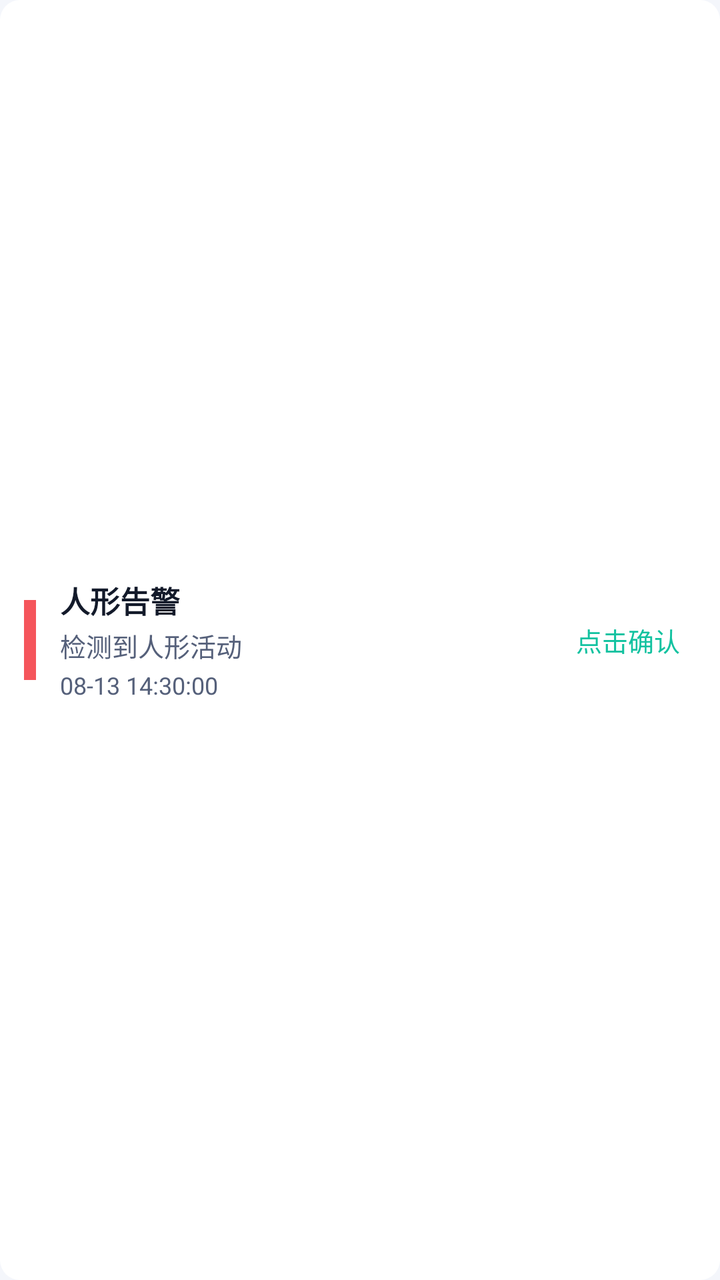
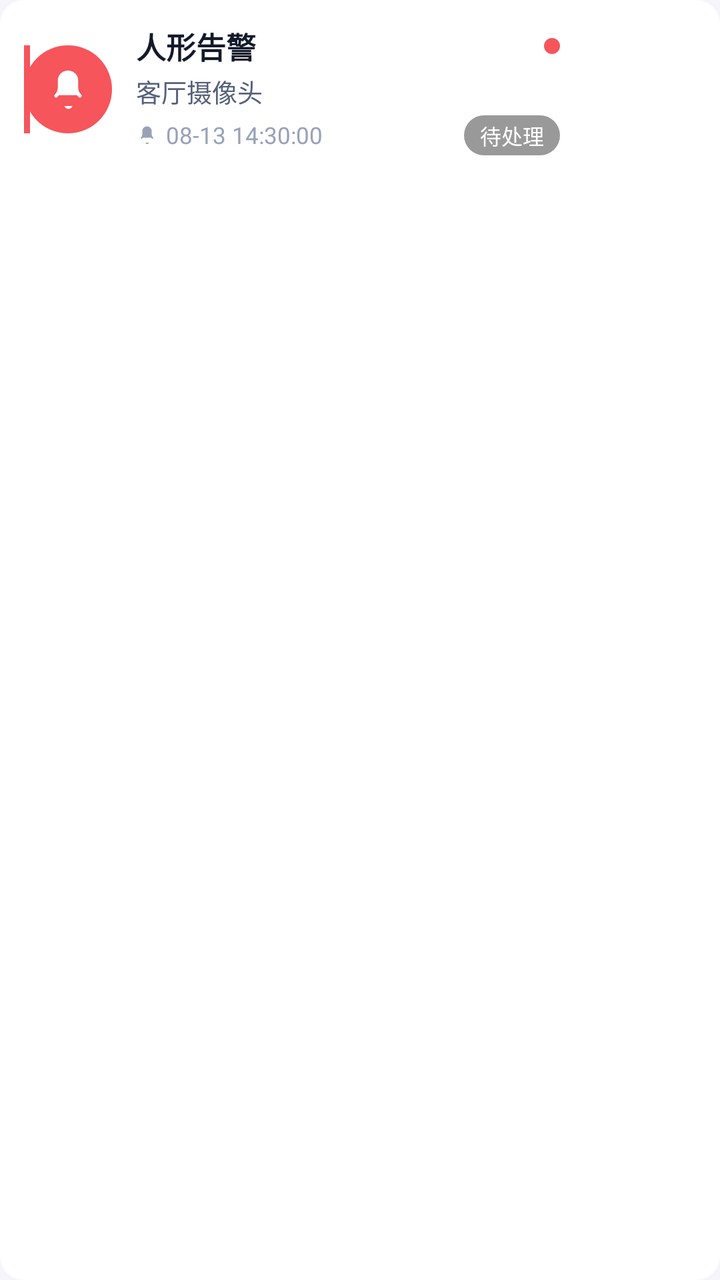

Compare the two renders of this Android layout. The source of the first and the diff that turns it into the second are given below.
<!-- AndroidManifest.xml: application theme Theme.CameraManager -->
<!-- res/layout/item_alarm.xml -->
<?xml version="1.0" encoding="utf-8"?>
<LinearLayout xmlns:android="http://schemas.android.com/apk/res/android"
    android:layout_width="match_parent" android:layout_height="wrap_content"
    android:orientation="horizontal" android:padding="12dp"
    android:background="@drawable/bg_card_rounded" android:layout_margin="6dp"
    android:gravity="center_vertical">

    <View android:layout_width="6dp" android:layout_height="40dp"
        android:background="@color/alarm_red" android:layout_marginEnd="12dp"/>

    <LinearLayout android:layout_width="0dp" android:layout_height="wrap_content"
        android:layout_weight="1" android:orientation="vertical">
        <TextView android:id="@+id/alarmType"
            android:layout_width="wrap_content" android:layout_height="wrap_content"
            android:textColor="@color/text_primary" android:textSize="15sp"
            android:textStyle="bold" android:text="人形告警"/>
        <TextView android:id="@+id/alarmMsg"
            android:layout_width="wrap_content" android:layout_height="wrap_content"
            android:layout_marginTop="2dp" android:textColor="@color/text_secondary"
            android:textSize="13sp" android:text="检测到人形活动"/>
        <TextView android:id="@+id/alarmTime"
            android:layout_width="wrap_content" android:layout_height="wrap_content"
            android:layout_marginTop="2dp" android:textColor="@color/text_secondary"
            android:textSize="12sp" android:text="08-13 14:30:00"/>
    </LinearLayout>

    <TextView android:id="@+id/alarmAck"
        android:layout_width="wrap_content" android:layout_height="wrap_content"
        android:padding="8dp" android:textColor="@color/brand_accent"
        android:textSize="13sp" android:text="点击确认"/>
</LinearLayout>
<!-- resources referenced by this layout -->
<resources>
  <color name="alarm_red">@color/error_red</color>
  <color name="brand_accent">#12C2A0</color>
  <color name="text_primary">#131A2A</color>
  <color name="text_secondary">#55607A</color>
  <!-- drawable bg_card_rounded (drawable) -->
  <?xml version="1.0" encoding="utf-8"?>
  <shape xmlns:android="http://schemas.android.com/apk/res/android" android:shape="rectangle">
      <solid android:color="@color/bg_card"/>
      <corners android:radius="10dp"/>
  </shape>
  <style name="Theme.CameraManager" parent="Theme.MaterialComponents.Light.NoActionBar">
          <item name="colorPrimary">@color/brand_primary</item>
          <item name="colorPrimaryVariant">@color/brand_primary_dark</item>
          <item name="colorOnPrimary">@color/white</item>
          <item name="colorSecondary">@color/brand_accent</item>
          <item name="colorOnSecondary">@color/white</item>
          <item name="colorSurface">@color/bg_card</item>
          <item name="colorOnSurface">@color/text_primary</item>
          <item name="colorError">@color/error_red</item>
          <item name="android:colorBackground">@color/bg_page</item>
          <item name="android:windowBackground">@color/bg_page</item>
          <item name="android:statusBarColor" tools:targetApi="l">@color/brand_primary</item>
          <item name="android:windowLightStatusBar" tools:targetApi="23">false</item>
          <item name="android:navigationBarColor" tools:targetApi="21">@color/white</item>
          <item name="android:windowLightNavigationBar" tools:targetApi="27">true</item>
          <item name="materialAlertDialogTheme">@style/AlertDialogLight</item>
      </style>
  <color name="error_red">#F5555B</color>
  <color name="bg_card">#FFFFFF</color>
  <color name="brand_primary">#2B7CFF</color>
  <color name="brand_primary_dark">#1E64D6</color>
  <color name="white">#FFFFFF</color>
  <color name="bg_page">#F4F6FB</color>
  <style name="AlertDialogLight" parent="ThemeOverlay.MaterialComponents.MaterialAlertDialog">
          <item name="android:background">@color/bg_card</item>
          <item name="android:textColorPrimary">@color/text_primary</item>
          <item name="colorSurface">@color/bg_card</item>
      </style>
</resources>

<!-- the commit's change to res/layout/item_alarm.xml (unified diff, before → after) -->
@@ -1,31 +1,88 @@
 <?xml version="1.0" encoding="utf-8"?>
-<LinearLayout xmlns:android="http://schemas.android.com/apk/res/android"
+<com.google.android.material.card.MaterialCardView
+    xmlns:android="http://schemas.android.com/apk/res/android"
+    xmlns:app="http://schemas.android.com/apk/res-auto"
     android:layout_width="match_parent" android:layout_height="wrap_content"
-    android:orientation="horizontal" android:padding="12dp"
-    android:background="@drawable/bg_card_rounded" android:layout_margin="6dp"
-    android:gravity="center_vertical">
+    app:cardBackgroundColor="@color/bg_card"
+    app:cardCornerRadius="12dp" app:cardElevation="0dp" app:strokeWidth="0dp"
+    android:layout_marginHorizontal="4dp" android:layout_marginVertical="5dp">
 
-    <View android:layout_width="6dp" android:layout_height="40dp"
-        android:background="@color/alarm_red" android:layout_marginEnd="12dp"/>
+    <LinearLayout
+        android:layout_width="match_parent" android:layout_height="wrap_content"
+        android:orientation="horizontal" android:padding="12dp"
+        android:gravity="center_vertical">
 
-    <LinearLayout android:layout_width="0dp" android:layout_height="wrap_content"
-        android:layout_weight="1" android:orientation="vertical">
-        <TextView android:id="@+id/alarmType"
-            android:layout_width="wrap_content" android:layout_height="wrap_content"
-            android:textColor="@color/text_primary" android:textSize="15sp"
-            android:textStyle="bold" android:text="人形告警"/>
-        <TextView android:id="@+id/alarmMsg"
-            android:layout_width="wrap_content" android:layout_height="wrap_content"
-            android:layout_marginTop="2dp" android:textColor="@color/text_secondary"
-            android:textSize="13sp" android:text="检测到人形活动"/>
-        <TextView android:id="@+id/alarmTime"
-            android:layout_width="wrap_content" android:layout_height="wrap_content"
-            android:layout_marginTop="2dp" android:textColor="@color/text_secondary"
-            android:textSize="12sp" android:text="08-13 14:30:00"/>
+        
+        <FrameLayout
+            android:layout_width="44dp" android:layout_height="44dp"
+            android:layout_marginEnd="12dp">
+            <View android:layout_width="3dp" android:layout_height="match_parent"
+                android:background="@color/alarm_red"
+                android:layout_gravity="start|center_vertical"/>
+            <ImageView android:id="@+id/alarmIcon"
+                android:layout_width="match_parent" android:layout_height="match_parent"
+                android:src="@drawable/ic_alarm"
+                android:padding="10dp"
+                app:tint="@color/white"
+                android:background="@drawable/bg_oval"
+                android:backgroundTint="@color/alarm_red"/>
+        </FrameLayout>
+
+        <LinearLayout android:layout_width="0dp" android:layout_height="wrap_content"
+            android:layout_weight="1" android:orientation="vertical">
+            <LinearLayout android:layout_width="match_parent" android:layout_height="wrap_content"
+                android:orientation="horizontal" android:gravity="center_vertical">
+                <TextView android:id="@+id/alarmType"
+                    android:layout_width="0dp" android:layout_height="wrap_content"
+                    android:layout_weight="1"
+                    android:textColor="@color/text_primary" android:textSize="15sp"
+                    android:textStyle="bold"
+                    android:maxLines="1" android:ellipsize="end"
+                    android:text="人形告警"/>
+                
+                <View android:id="@+id/alarmUnreadDot"
+                    android:layout_width="8dp" android:layout_height="8dp"
+                    android:background="@drawable/bg_oval"
+                    android:backgroundTint="@color/alarm_red"
+                    android:layout_marginStart="6dp"/>
+            </LinearLayout>
+
+            <TextView android:id="@+id/alarmDevice"
+                android:layout_width="match_parent" android:layout_height="wrap_content"
+                android:layout_marginTop="2dp" android:textColor="@color/text_secondary"
+                android:textSize="12.5sp" android:maxLines="1" android:ellipsize="end"
+                android:text="客厅摄像头"/>
+
+            <LinearLayout android:layout_width="match_parent" android:layout_height="wrap_content"
+                android:orientation="horizontal"
+                android:layout_marginTop="3dp" android:gravity="center_vertical">
+                <ImageView android:layout_width="11dp" android:layout_height="11dp"
+                    android:src="@drawable/ic_alarm"
+                    app:tint="@color/text_tertiary"
+                    android:importantForAccessibility="no"/>
+                <TextView android:id="@+id/alarmTime"
+                    android:layout_width="0dp" android:layout_height="wrap_content"
+                    android:layout_weight="1"
+                    android:layout_marginStart="4dp"
+                    android:textColor="@color/text_tertiary"
+                    android:textSize="11.5sp"
+                    android:text="08-13 14:30:00"/>
+                <TextView android:id="@+id/alarmChip"
+                    android:layout_width="wrap_content" android:layout_height="wrap_content"
+                    android:background="@drawable/bg_status_pill"
+                    android:paddingHorizontal="8dp" android:paddingVertical="2dp"
+                    android:textColor="@color/white"
+                    android:textSize="10.5sp"
+                    android:text="待处理"/>
+            </LinearLayout>
+        </LinearLayout>
+
+        
+        <ImageView android:id="@+id/alarmThumb"
+            android:layout_width="58dp" android:layout_height="58dp"
+            android:layout_marginStart="10dp"
+            android:scaleType="centerCrop"
+            android:background="@drawable/bg_card_rounded"
+            android:contentDescription="告警缩略图"/>
     </LinearLayout>
-
-    <TextView android:id="@+id/alarmAck"
-        android:layout_width="wrap_content" android:layout_height="wrap_content"
-        android:padding="8dp" android:textColor="@color/brand_accent"
-        android:textSize="13sp" android:text="点击确认"/>
-</LinearLayout>
+</com.google.android.material.card.MaterialCardView>
<!-- resource entries referenced after the edit -->
@@ -4,12 +4,35 @@
   <color name="brand_accent">#12C2A0</color>
   <color name="text_primary">#131A2A</color>
   <color name="text_secondary">#55607A</color>
+  <color name="text_tertiary">#98A1B8</color>
   <!-- drawable bg_card_rounded (drawable) -->
   <?xml version="1.0" encoding="utf-8"?>
   <shape xmlns:android="http://schemas.android.com/apk/res/android" android:shape="rectangle">
       <solid android:color="@color/bg_card"/>
       <corners android:radius="10dp"/>
   </shape>
+  <!-- drawable bg_oval (drawable) -->
+  <?xml version="1.0" encoding="utf-8"?>
+  <shape xmlns:android="http://schemas.android.com/apk/res/android"
+      android:shape="oval">
+      <solid android:color="#FFFFFF"/>
+  </shape>
+  <!-- drawable bg_status_pill (drawable) -->
+  <?xml version="1.0" encoding="utf-8"?>
+  <shape xmlns:android="http://schemas.android.com/apk/res/android" android:shape="rectangle">
+      <solid android:color="#66000000"/>
+      <corners android:radius="999dp"/>
+  </shape>
+  <!-- drawable ic_alarm (drawable) -->
+  <?xml version="1.0" encoding="utf-8"?>
+  <vector xmlns:android="http://schemas.android.com/apk/res/android"
+      android:width="24dp" android:height="24dp"
+      android:viewportWidth="24" android:viewportHeight="24"
+      android:tint="?android:attr/textColorSecondary">
+      <path
+          android:fillColor="@android:color/white"
+          android:pathData="M12,2.6c-2.8,0 -5.1,2.2 -5.1,4.9v3.8c0,0.9 -0.3,1.8 -0.8,2.5l-0.8,1c-0.3,0.4 -0.1,0.9 0.3,1.2 0.4,0.3 0.9,0.1 1.2,-0.3l0.4,-0.5c0.2,-0.3 0.6,-0.4 0.9,-0.3 0,0 0.1,0 0.1,0h7.6c0.4,0 0.8,0.1 1,0.3l0.4,0.5c0.3,0.4 0.8,0.6 1.2,0.3 0.4,-0.3 0.6,-0.8 0.3,-1.2l-0.8,-1c-0.5,-0.7 -0.8,-1.6 -0.8,-2.5V7.5c0,-2.7 -2.3,-4.9 -5.1,-4.9zM10.2,20.3c0.3,0.9 1.2,1.5 2,1.5 0.8,0 1.8,-0.6 2,-1.5h-4z"/>
+  </vector>
   <style name="Theme.CameraManager" parent="Theme.MaterialComponents.Light.NoActionBar">
           <item name="colorPrimary">@color/brand_primary</item>
           <item name="colorPrimaryVariant">@color/brand_primary_dark</item>
